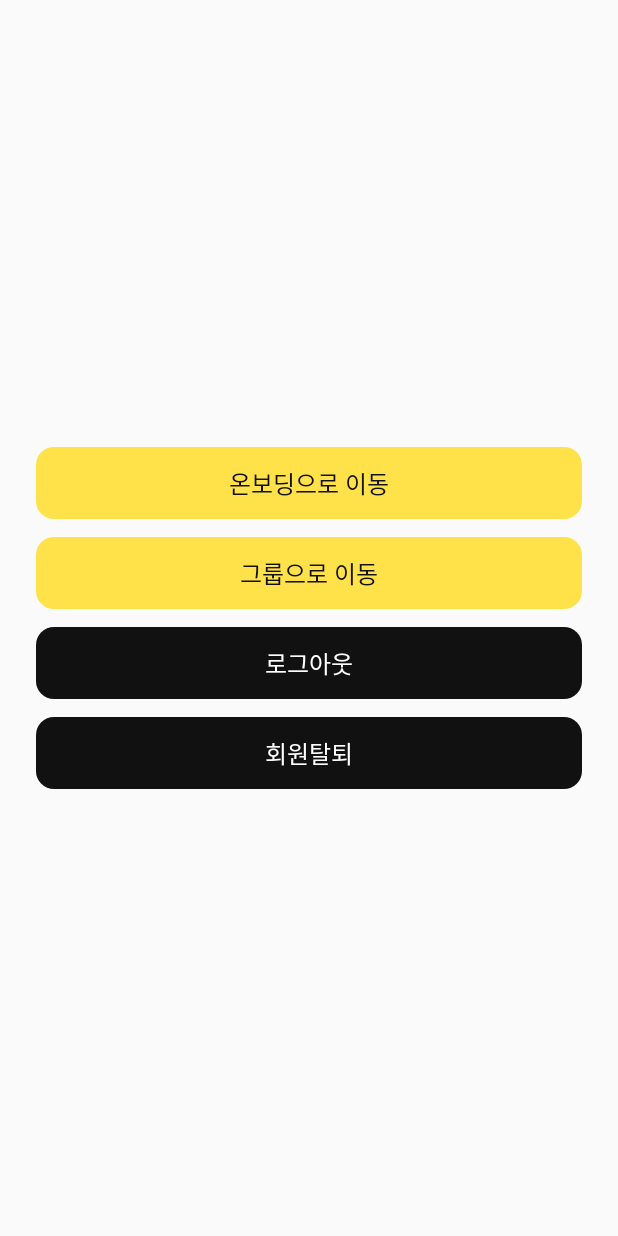
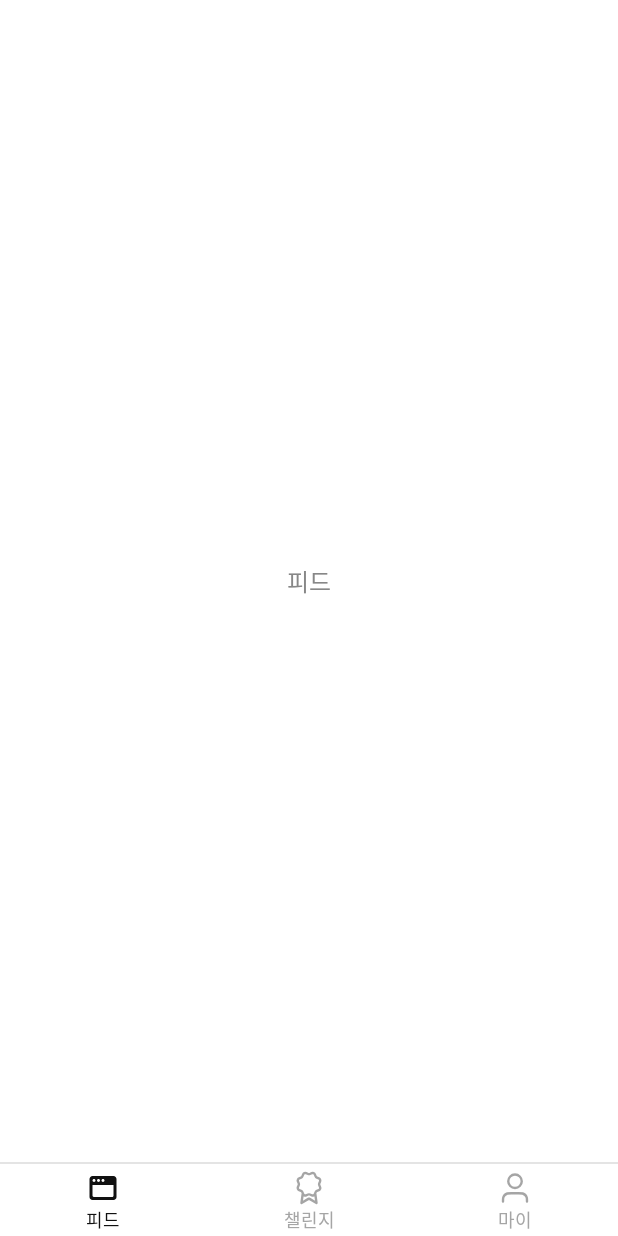
Before and after one commit to Central-MakeUs/mody-android, an Android app built with Jetpack Compose: the MainScreen screen opened through its navigation route, on a phone screen of 412 x 824 dp. Run offline under Robolectric (Android 15) with nearby library versions, the phone set to English and light mode, and no system bars; our stand-ins replace Dagger/Hilt's generated code; Roboto replaces fonts that are not available here.

Commit message:
feat(main): 하단 네비게이션 바 (피드/챌린지/마이)
시안(Bottom navigation) 반영:
- 48dp 바 + 상단 1dp 보더(gray02) + 시스템 내비게이션 인셋
- 선택 탭: fill 아이콘 + c2/gray10, 미선택: outline + c3/gray05
- MainScreen을 탭 컨테이너로 재구성. 기존 개발용 임시 버튼(로그아웃/탈퇴 등)은
  마이 탭으로 이동. 피드/챌린지는 placeholder.
- 마이 탭 fill 아이콘 에셋 미존재 → outline에 진한 tint로 대체(TODO)

Co-Authored-By: Claude Opus 4.8 <noreply@anthropic.com>

```diff
--- /dev/null
+++ b/presentation/src/main/java/com/makeus/mody/presentation/main/MainBottomBar.kt
@@ -0,0 +1,92 @@
+package com.makeus.mody.presentation.main
+
+import androidx.compose.foundation.background
+import androidx.compose.foundation.clickable
+import androidx.compose.foundation.interaction.MutableInteractionSource
+import androidx.compose.foundation.layout.Column
+import androidx.compose.foundation.layout.Row
+import androidx.compose.foundation.layout.RowScope
+import androidx.compose.foundation.layout.Spacer
+import androidx.compose.foundation.layout.fillMaxWidth
+import androidx.compose.foundation.layout.height
+import androidx.compose.foundation.layout.navigationBarsPadding
+import androidx.compose.foundation.layout.padding
+import androidx.compose.foundation.layout.size
+import androidx.compose.material3.Icon
+import androidx.compose.material3.Text
+import androidx.compose.runtime.Composable
+import androidx.compose.runtime.remember
+import androidx.compose.ui.Alignment
+import androidx.compose.ui.Modifier
+import androidx.compose.ui.res.painterResource
+import androidx.compose.ui.unit.dp
+import com.makeus.mody.core.designsystem.theme.ModyTheme
+
+/**
+ * 메인 하단 네비게이션 바 (시안: Bottom navigation).
+ * 상단 1dp 보더(gray02) + 48dp 바 + 시스템 내비게이션 인셋.
+ * 선택 탭: fill 아이콘 + c2/gray10, 미선택: outline 아이콘 + c3/gray05.
+ */
+@Composable
+fun MainBottomBar(
+    selected: MainTab,
+    onSelect: (MainTab) -> Unit,
+    modifier: Modifier = Modifier,
+) {
+    Column(
+        modifier = modifier
+            .fillMaxWidth()
+            .background(ModyTheme.colors.white)
+            .navigationBarsPadding(),
+    ) {
+        Spacer(
+            modifier = Modifier
+                .fillMaxWidth()
+                .height(1.dp)
+                .background(ModyTheme.colors.gray02),
+        )
+        Row(modifier = Modifier.fillMaxWidth()) {
+            MainTab.entries.forEach { tab ->
+                TabItem(
+                    tab = tab,
+                    isSelected = tab == selected,
+                    onClick = { onSelect(tab) },
+                )
+            }
+        }
+    }
+}
+
+@Composable
+private fun RowScope.TabItem(
+    tab: MainTab,
+    isSelected: Boolean,
+    onClick: () -> Unit,
+) {
+    val contentColor = if (isSelected) ModyTheme.colors.gray10 else ModyTheme.colors.gray05
+
+    Column(
+        modifier = Modifier
+            .weight(1f)
+            .height(48.dp)
+            .clickable(
+                interactionSource = remember { MutableInteractionSource() },
+                indication = null, // 시안에 리플 없음
+                onClick = onClick,
+            )
+            .padding(top = 4.dp),
+        horizontalAlignment = Alignment.CenterHorizontally,
+    ) {
+        Icon(
+            painter = painterResource(if (isSelected) tab.selectedIcon else tab.icon),
+            contentDescription = tab.label,
+            tint = contentColor,
+            modifier = Modifier.size(24.dp),
+        )
+        Text(
+            text = tab.label,
+            style = if (isSelected) ModyTheme.typography.c2 else ModyTheme.typography.c3,
+            color = contentColor,
+        )
+    }
+}
--- a/presentation/src/main/java/com/makeus/mody/presentation/main/MainScreen.kt
+++ b/presentation/src/main/java/com/makeus/mody/presentation/main/MainScreen.kt
@@ -1,14 +1,18 @@
 package com.makeus.mody.presentation.main
 
+import androidx.compose.foundation.background
 import androidx.compose.foundation.layout.Arrangement
+import androidx.compose.foundation.layout.Box
 import androidx.compose.foundation.layout.Column
 import androidx.compose.foundation.layout.fillMaxSize
 import androidx.compose.foundation.layout.fillMaxWidth
 import androidx.compose.foundation.layout.padding
+import androidx.compose.foundation.layout.statusBarsPadding
 import androidx.compose.material3.AlertDialog
 import androidx.compose.material3.Text
 import androidx.compose.material3.TextButton
 import androidx.compose.runtime.Composable
+import androidx.compose.runtime.collectAsState
 import androidx.compose.runtime.getValue
 import androidx.compose.runtime.mutableStateOf
 import androidx.compose.runtime.remember
@@ -19,9 +23,59 @@ import androidx.compose.ui.unit.dp
 import androidx.hilt.navigation.compose.hiltViewModel
 import com.makeus.mody.core.designsystem.component.ModyButton
 import com.makeus.mody.core.designsystem.component.ModyButtonVariant
+import com.makeus.mody.core.designsystem.theme.ModyTheme
 
 @Composable
 fun MainScreen(viewModel: MainScreenViewModel = hiltViewModel()) {
+    val selectedTab by viewModel.selectedTab.collectAsState()
+
+    Column(
+        modifier = Modifier
+            .fillMaxSize()
+            .background(ModyTheme.colors.white)
+            .statusBarsPadding(),
+    ) {
+        Box(modifier = Modifier.weight(1f)) {
+            when (selectedTab) {
+                MainTab.FEED -> FeedTabPlaceholder()
+                MainTab.CHALLENGE -> ChallengeTabPlaceholder()
+                MainTab.MY -> MyTab(viewModel)
+            }
+        }
+        MainBottomBar(
+            selected = selectedTab,
+            onSelect = viewModel::selectTab,
+        )
+    }
+}
+
+// TODO(feed): 피드 화면 구현 시 교체.
+@Composable
+private fun FeedTabPlaceholder() {
+    Box(modifier = Modifier.fillMaxSize(), contentAlignment = Alignment.Center) {
+        Text(
+            text = "피드",
+            style = ModyTheme.typography.b6,
+            color = ModyTheme.colors.gray06,
+        )
+    }
+}
+
+// TODO(challenge): 챌린지 화면 구현 시 교체.
+@Composable
+private fun ChallengeTabPlaceholder() {
+    Box(modifier = Modifier.fillMaxSize(), contentAlignment = Alignment.Center) {
+        Text(
+            text = "챌린지",
+            style = ModyTheme.typography.b6,
+            color = ModyTheme.colors.gray06,
+        )
+    }
+}
+
+// TODO(my): 마이 화면 구현 시 교체. 지금은 개발용 임시 버튼 보관.
+@Composable
+private fun MyTab(viewModel: MainScreenViewModel) {
     var showWithdrawDialog by remember { mutableStateOf(false) }
 
     Column(
--- a/presentation/src/main/java/com/makeus/mody/presentation/main/MainScreenViewModel.kt
+++ b/presentation/src/main/java/com/makeus/mody/presentation/main/MainScreenViewModel.kt
@@ -10,6 +10,9 @@ import com.makeus.mody.core.navigation.NavigationEvent
 import com.makeus.mody.core.navigation.NavigationHelper
 import com.makeus.mody.core.navigation.OnboardingGraphBaseRoute
 import dagger.hilt.android.lifecycle.HiltViewModel
+import kotlinx.coroutines.flow.MutableStateFlow
+import kotlinx.coroutines.flow.StateFlow
+import kotlinx.coroutines.flow.asStateFlow
 import kotlinx.coroutines.launch
 import javax.inject.Inject
 
@@ -21,6 +24,13 @@ class MainScreenViewModel @Inject constructor(
 
     private companion object {
         const val TAG = "MainScreenViewModel"
+    }
+
+    private val _selectedTab = MutableStateFlow(MainTab.FEED)
+    val selectedTab: StateFlow<MainTab> = _selectedTab.asStateFlow()
+
+    fun selectTab(tab: MainTab) {
+        _selectedTab.value = tab
     }
 
     fun logout() {
--- /dev/null
+++ b/presentation/src/main/java/com/makeus/mody/presentation/main/MainTab.kt
@@ -0,0 +1,18 @@
+package com.makeus.mody.presentation.main
+
+import androidx.annotation.DrawableRes
+import com.makeus.mody.core.designsystem.icon.ModyIcons
+
+/** 메인 하단 네비게이션 탭. */
+enum class MainTab(
+    val label: String,
+    @DrawableRes val icon: Int,
+    @DrawableRes val selectedIcon: Int,
+) {
+    FEED("피드", ModyIcons.Feed, ModyIcons.FeedFill),
+    CHALLENGE("챌린지", ModyIcons.Award, ModyIcons.AwardFill),
+
+    // TODO(designsystem): profile fill 에셋 미존재 → 시안 export 받으면 selectedIcon 교체.
+    //  지금은 outline 아이콘에 진한 tint 로 선택 상태 표현.
+    MY("마이", ModyIcons.Profile, ModyIcons.Profile),
+}
```
